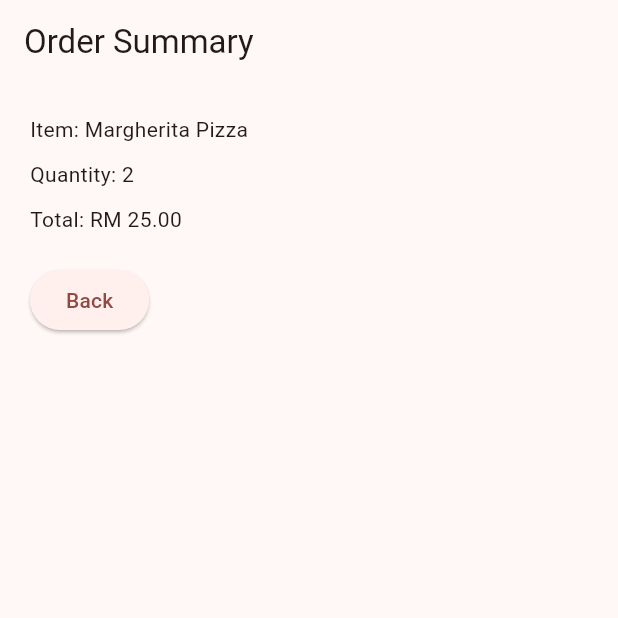
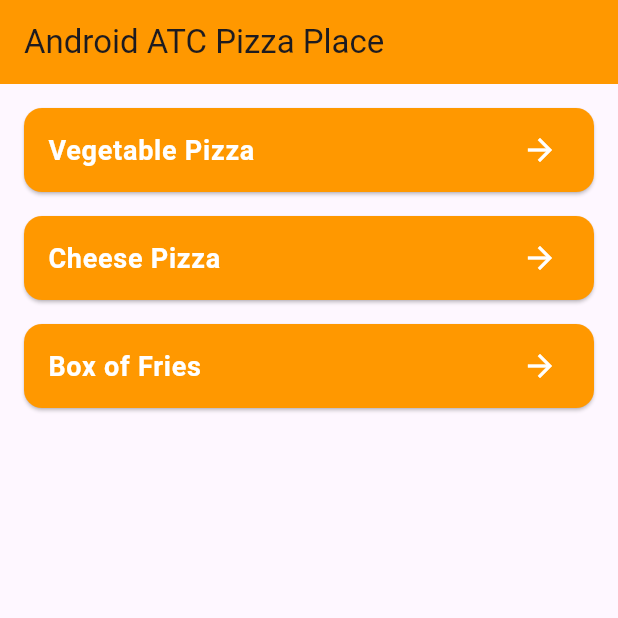
Before and after one commit to amxiety/TMA3084_103308G02_LAB4, a Flutter app: the screen it shows after launch, on a phone screen of 412 x 824 dp, the top half of it. Run offline on Flutter 3.47's test engine with Material 3 defaults, Android fonts, the phone set to English and light mode, and no system bars.

Commit message:
Complete Pizza Store navigation and order summary

```diff
--- a/lib/main.dart
+++ b/lib/main.dart
@@ -1,30 +1,29 @@
 
 import 'package:flutter/material.dart';
-import 'order_summary.dart';
+import 'menu.dart';
+import 'vegetable_pizza.dart';
+import 'cheese_pizza.dart';
+import 'fries.dart';
 
 void main() {
-  runApp(const MyApp());
+  runApp(const Lab04());
 }
 
-class MyApp extends StatelessWidget {
-  const MyApp({super.key});
+class Lab04 extends StatelessWidget {
+  const Lab04({super.key});
 
   @override
   Widget build(BuildContext context) {
     return MaterialApp(
       debugShowCheckedModeBanner: false,
       title: 'Pizza Store',
-      theme: ThemeData(
-        colorScheme: ColorScheme.fromSeed(
-          seedColor: Colors.red,
-        ),
-        useMaterial3: true,
-      ),
-      home: const OrderSummaryScreen(
-        itemName: 'Margherita Pizza',
-        quantity: 2,
-        unitPrice: 12.50,
-      ),
+      home: const MenuScreen(),
+      routes: {
+        'menu': (context) => const MenuScreen(),
+        'vegetable': (context) => const VegetablePizzaScreen(),
+        'cheese': (context) => const CheesePizzaScreen(),
+        'fries': (context) => const FriesScreen(),
+      },
     );
   }
 }
--- /dev/null
+++ b/lib/menu.dart
@@ -0,0 +1,66 @@
+
+import 'package:flutter/material.dart';
+
+class MenuScreen extends StatelessWidget {
+  const MenuScreen({super.key});
+
+  @override
+  Widget build(BuildContext context) {
+    return Scaffold(
+      appBar: AppBar(
+        title: const Text('Android ATC Pizza Place'),
+        backgroundColor: Colors.orange,
+      ),
+      body: Padding(
+        padding: const EdgeInsets.all(16.0),
+        child: Column(
+          children: [
+            _buildMenuCard(
+              context,
+              'Vegetable Pizza',
+              'vegetable',
+            ),
+            _buildMenuCard(
+              context,
+              'Cheese Pizza',
+              'cheese',
+            ),
+            _buildMenuCard(
+              context,
+              'Box of Fries',
+              'fries',
+            ),
+          ],
+        ),
+      ),
+    );
+  }
+
+  Widget _buildMenuCard(
+    BuildContext context,
+    String itemName,
+    String routeName,
+  ) {
+    return Card(
+      color: Colors.orange,
+      margin: const EdgeInsets.only(bottom: 16),
+      child: ListTile(
+        title: Text(
+          itemName,
+          style: const TextStyle(
+            color: Colors.white,
+            fontSize: 18,
+            fontWeight: FontWeight.bold,
+          ),
+        ),
+        trailing: const Icon(
+          Icons.arrow_forward,
+          color: Colors.white,
+        ),
+        onTap: () {
+          Navigator.pushNamed(context, routeName);
+        },
+      ),
+    );
+  }
+}
--- a/pubspec.yaml
+++ b/pubspec.yaml
@@ -57,6 +57,9 @@ flutter:
   # the material Icons class.
   uses-material-design: true
 
+  assets:
+    - assets/images/
+
   # To add assets to your application, add an assets section, like this:
   # assets:
   #   - images/a_dot_burr.jpeg
```
Also changed, not shown: lib/cheese_pizza.dart (added, +42 -0 lines), lib/fries.dart (added, +42 -0 lines), lib/vegetable_pizza.dart (added, +59 -0 lines), assets/images/fries.jpg (added), assets/images/pizza 1.jpg (added), assets/images/pizza 2.jpg (added).
